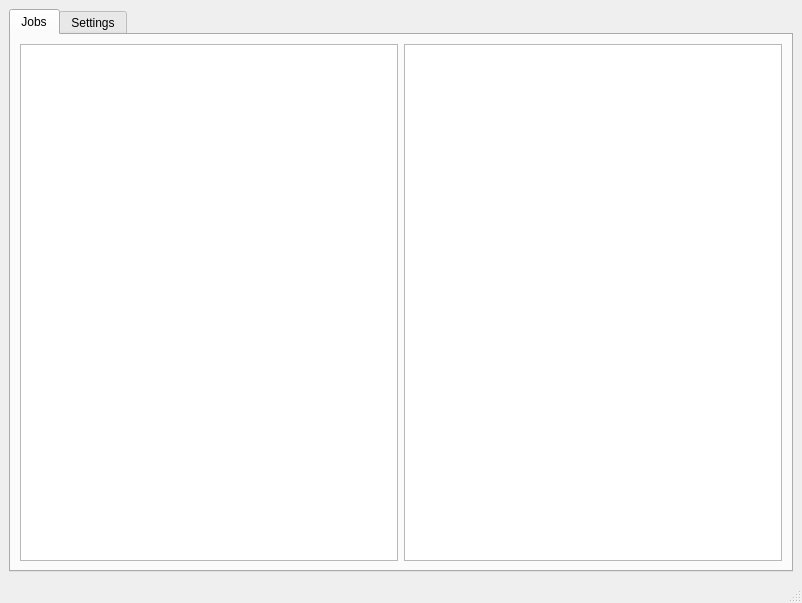
Qt form mainwindow.ui (arkennia/rBackup) before a commit.
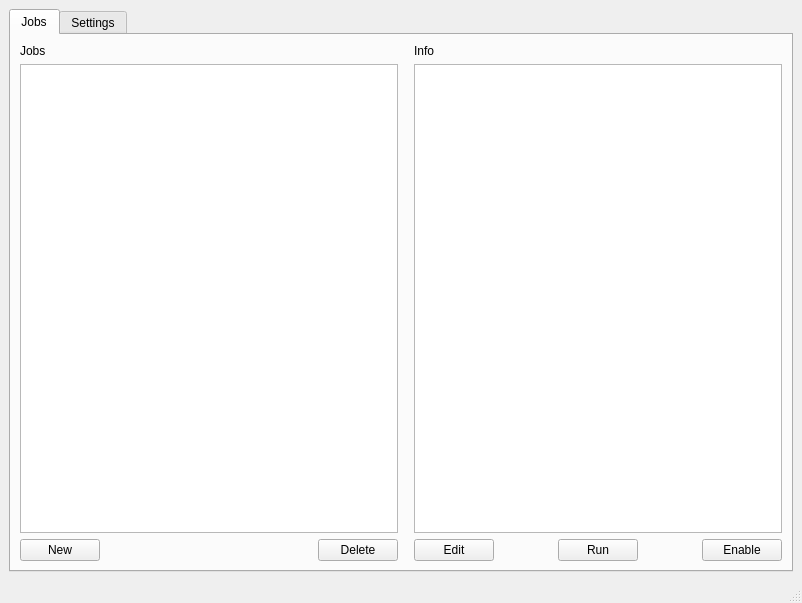
The same form after that commit. The open tabs and pages were chosen to show the change.

Commit message: Final draft of UI. Most signals connected

What changed in the file:
```diff
--- a/mainwindow.ui
+++ b/mainwindow.ui
@@ -29,14 +29,127 @@
        </attribute>
        <layout class="QHBoxLayout" name="horizontalLayout_8">
         <item>
-         <widget class="QListWidget" name="listWidget"/>
+         <layout class="QVBoxLayout" name="verticalLayout_3">
+          <property name="leftMargin">
+           <number>0</number>
+          </property>
+          <item>
+           <widget class="QLabel" name="label_8">
+            <property name="text">
+             <string>Jobs</string>
+            </property>
+           </widget>
+          </item>
+          <item>
+           <widget class="QListWidget" name="listWidget"/>
+          </item>
+          <item>
+           <layout class="QHBoxLayout" name="horizontalLayout_10">
+            <item>
+             <widget class="QPushButton" name="newButton">
+              <property name="text">
+               <string>New</string>
+              </property>
+             </widget>
+            </item>
+            <item>
+             <spacer name="horizontalSpacer_7">
+              <property name="orientation">
+               <enum>Qt::Horizontal</enum>
+              </property>
+              <property name="sizeHint" stdset="0">
+               <size>
+                <width>40</width>
+                <height>20</height>
+               </size>
+              </property>
+             </spacer>
+            </item>
+            <item>
+             <widget class="QPushButton" name="deleteButton">
+              <property name="text">
+               <string>Delete</string>
+              </property>
+             </widget>
+            </item>
+           </layout>
+          </item>
+         </layout>
         </item>
         <item>
-         <widget class="QPlainTextEdit" name="plainTextEdit">
-          <property name="readOnly">
-           <bool>true</bool>
+         <layout class="QVBoxLayout" name="verticalLayout_6">
+          <property name="leftMargin">
+           <number>10</number>
           </property>
-         </widget>
+          <item>
+           <widget class="QLabel" name="label_9">
+            <property name="text">
+             <string>Info</string>
+            </property>
+           </widget>
+          </item>
+          <item>
+           <widget class="QPlainTextEdit" name="plainTextEdit">
+            <property name="readOnly">
+             <bool>true</bool>
+            </property>
+           </widget>
+          </item>
+          <item>
+           <layout class="QHBoxLayout" name="horizontalLayout_6">
+            <property name="topMargin">
+             <number>0</number>
+            </property>
+            <item>
+             <widget class="QPushButton" name="editButton">
+              <property name="text">
+               <string>Edit</string>
+              </property>
+             </widget>
+            </item>
+            <item>
+             <spacer name="horizontalSpacer_4">
+              <property name="orientation">
+               <enum>Qt::Horizontal</enum>
+              </property>
+              <property name="sizeHint" stdset="0">
+               <size>
+                <width>40</width>
+                <height>20</height>
+               </size>
+              </property>
+             </spacer>
+            </item>
+            <item>
+             <widget class="QPushButton" name="runButton">
+              <property name="text">
+               <string>Run</string>
+              </property>
+             </widget>
+            </item>
+            <item>
+             <spacer name="horizontalSpacer_5">
+              <property name="orientation">
+               <enum>Qt::Horizontal</enum>
+              </property>
+              <property name="sizeHint" stdset="0">
+               <size>
+                <width>40</width>
+                <height>20</height>
+               </size>
+              </property>
+             </spacer>
+            </item>
+            <item>
+             <widget class="QPushButton" name="enableButton">
+              <property name="text">
+               <string>Enable</string>
+              </property>
+             </widget>
+            </item>
+           </layout>
+          </item>
+         </layout>
         </item>
        </layout>
       </widget>
```
Left out of the diff: 2 changed lines with no effect on the pictures. The commit also changes 3 other files.
